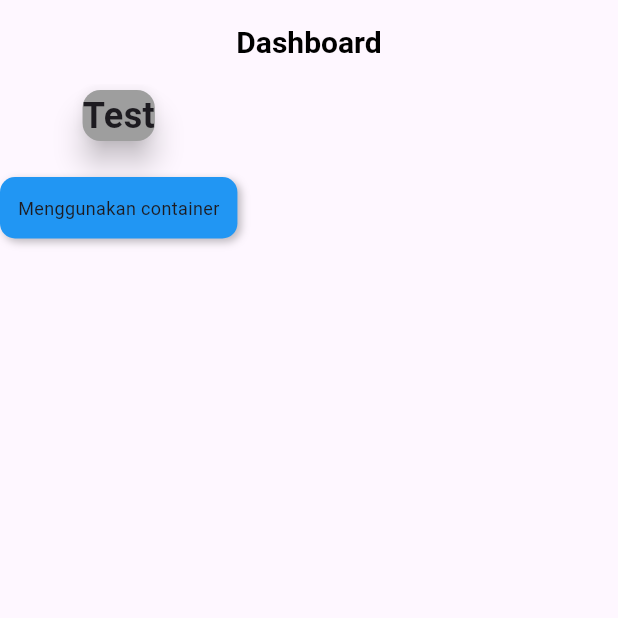
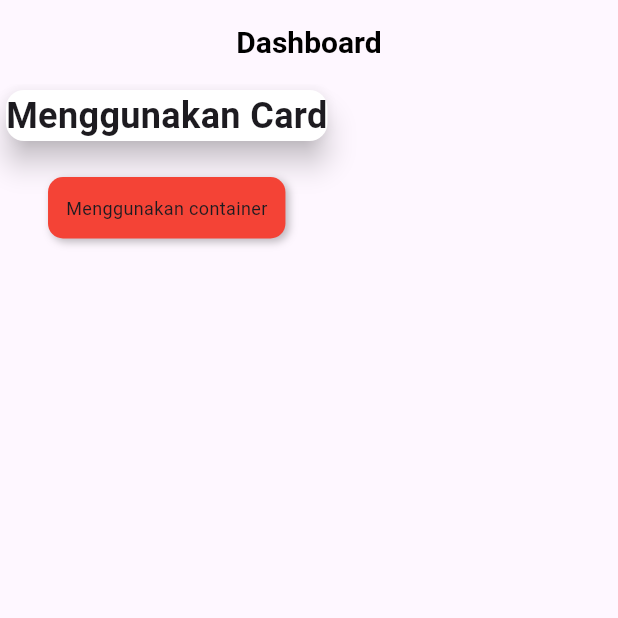
Before and after one commit to muhamadayeshaaulia/week_8_card, a Flutter app: the screen it shows after launch, on a phone screen of 412 x 824 dp, the top half of it. Run offline on Flutter 3.47's test engine with Material 3 defaults, Android fonts, the light colour scheme and no system bars.

Commit message:
merubah warna card dan container yg saya buat

```diff
--- a/lib/latihan_card.dart
+++ b/lib/latihan_card.dart
@@ -22,16 +22,16 @@ class MycardNight extends StatelessWidget {
           children: [
             Card(
               elevation: 8,
-              color: Colors.grey,
+              color: Colors.white,
               child: Text(
-                'Test',
+                'Menggunakan Card',
                 style: TextStyle(fontSize: 24, fontWeight: FontWeight.bold),
               ),
             ),
             SizedBox(height: 20),
             Container(
               decoration: BoxDecoration(
-                color: Colors.blue,
+                color: Colors.red,
                 borderRadius: BorderRadius.circular(10),
                 boxShadow: [
                   BoxShadow(
```
